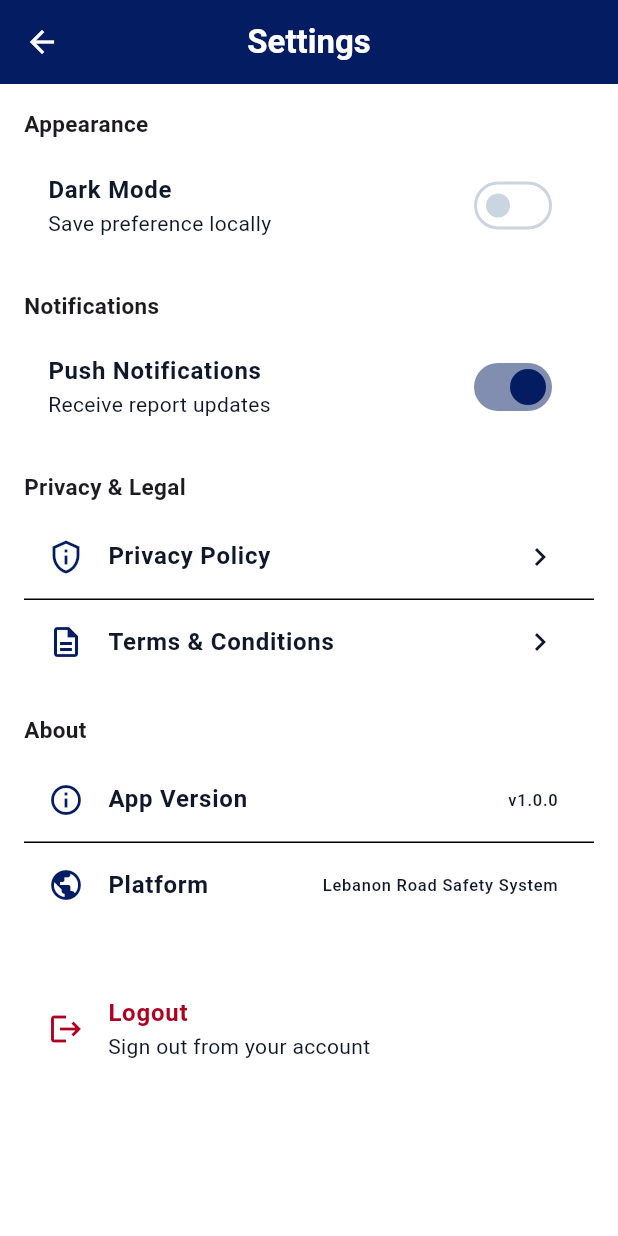
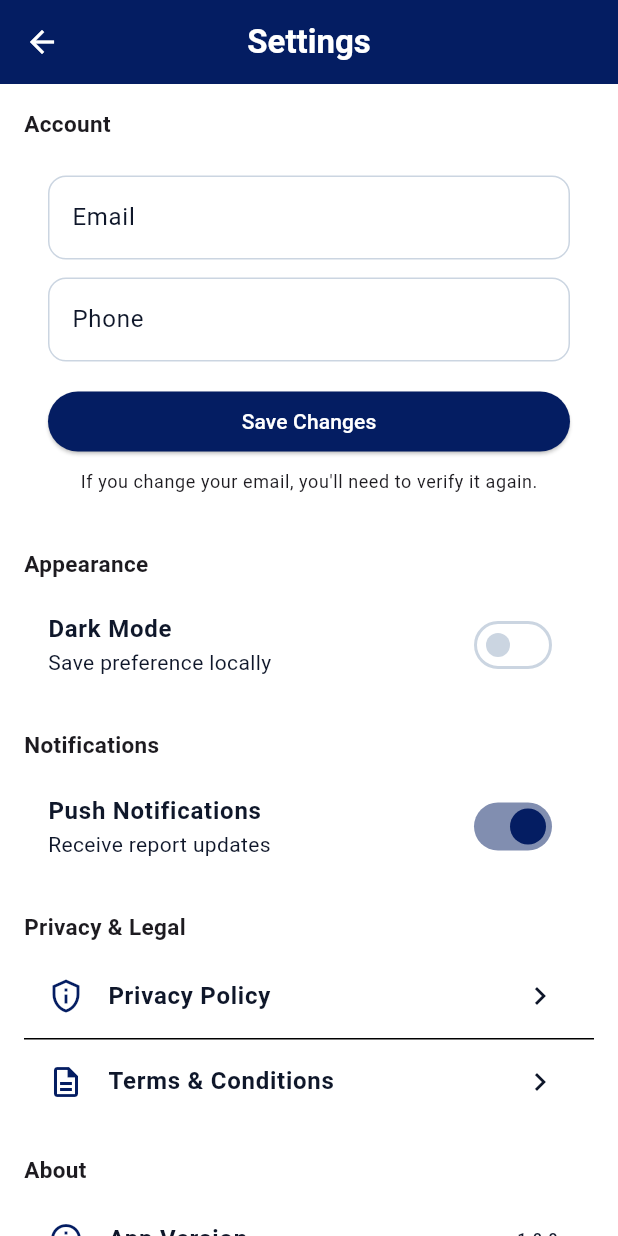
Before and after one commit to leyakassir/KifTari2_Mobile, a Flutter app: the SettingsScreen screen opened directly, on a phone screen of 412 x 824 dp. Run offline on Flutter 3.47's test engine with Material 3 defaults, Android fonts, the light colour scheme and no system bars; our stand-ins replace app_links, firebase_core, firebase_messaging, flutter_local_notifications, flutter_secure_storage, geolocator and 4 more; accounts and stored records are empty.

Commit message:
Add account edit in settings

```diff
--- a/kiftari2_mobile/lib/core/services/auth_service.dart
+++ b/kiftari2_mobile/lib/core/services/auth_service.dart
@@ -129,6 +129,45 @@ class AuthService {
     return response.statusCode == 200;
   }
 
+  // ================= UPDATE PROFILE =================
+  static Future<Map<String, dynamic>> updateProfile({
+    String? email,
+    String? phone,
+  }) async {
+    final jwt = await TokenService.getToken();
+    if (jwt == null) {
+      return {"success": false, "message": "User not authenticated"};
+    }
+
+    final payload = <String, dynamic>{};
+    if (email != null && email.trim().isNotEmpty) {
+      payload["email"] = email.trim();
+    }
+    if (phone != null && phone.trim().isNotEmpty) {
+      payload["phone"] = phone.trim();
+    }
+
+    final response = await http.patch(
+      Uri.parse("${ApiConfig.baseUrl}/auth/profile"),
+      headers: {
+        "Content-Type": "application/json",
+        "Authorization": "Bearer $jwt",
+      },
+      body: jsonEncode(payload),
+    );
+
+    Map<String, dynamic> decoded = {};
+    try {
+      decoded = jsonDecode(response.body);
+    } catch (_) {}
+
+    return {
+      "success": response.statusCode == 200,
+      "message": decoded["message"] ?? "Failed to update profile",
+      "data": decoded,
+    };
+  }
+
   // ================= REGISTER (CITIZEN ONLY) =================
   static Future<bool> registerCitizen({
     required String firstName,
--- a/kiftari2_mobile/lib/features/settings/settings_screen.dart
+++ b/kiftari2_mobile/lib/features/settings/settings_screen.dart
@@ -17,11 +17,22 @@ class SettingsScreen extends StatefulWidget {
 
 class _SettingsScreenState extends State<SettingsScreen> {
   bool notificationsEnabled = true;
+  final TextEditingController _emailController = TextEditingController();
+  final TextEditingController _phoneController = TextEditingController();
+  bool _accountLoading = false;
 
   @override
   void initState() {
     super.initState();
     _loadSettings();
+    _loadAccount();
+  }
+
+  @override
+  void dispose() {
+    _emailController.dispose();
+    _phoneController.dispose();
+    super.dispose();
   }
 
   // ================= LOAD / SAVE =================
@@ -33,9 +44,55 @@ class _SettingsScreenState extends State<SettingsScreen> {
     });
   }
 
+  Future<void> _loadAccount() async {
+    final email = await TokenService.getEmail();
+    final phone = await TokenService.getPhone();
+    if (!mounted) return;
+    setState(() {
+      _emailController.text = email;
+      _phoneController.text = phone;
+    });
+  }
+
   Future<void> _saveNotifications(bool value) async {
     final prefs = await SharedPreferences.getInstance();
     await prefs.setBool("notifications", value);
+  }
+
+  Future<void> _saveAccount() async {
+    if (_accountLoading) return;
+    final email = _emailController.text.trim();
+    final phone = _phoneController.text.trim();
+
+    if (email.isEmpty && phone.isEmpty) {
+      _toast("Please enter email or phone");
+      return;
+    }
+
+    setState(() => _accountLoading = true);
+    final result = await AuthService.updateProfile(
+      email: email,
+      phone: phone,
+    );
+
+    if (!mounted) return;
+    setState(() => _accountLoading = false);
+
+    if (result["success"] == true) {
+      final data = result["data"];
+      final user = data is Map ? data["user"] : null;
+      if (user is Map) {
+        await TokenService.saveEmail(user["email"]?.toString());
+        await TokenService.savePhone(user["phone"]?.toString());
+        final emailVerified = user["emailVerified"];
+        if (emailVerified is bool) {
+          await TokenService.saveEmailVerified(emailVerified);
+        }
+      }
+      _toast("Profile updated");
+    } else {
+      _toast(result["message"]?.toString() ?? "Update failed");
+    }
   }
 
   // ================= UI =================
@@ -63,6 +120,55 @@ class _SettingsScreenState extends State<SettingsScreen> {
       body: ListView(
         padding: const EdgeInsets.fromLTRB(16, 16, 16, 32),
         children: [
+          _sectionTitle("Account"),
+          _card(
+            child: Padding(
+              padding: const EdgeInsets.all(16),
+              child: Column(
+                children: [
+                  TextField(
+                    controller: _emailController,
+                    keyboardType: TextInputType.emailAddress,
+                    decoration: const InputDecoration(
+                      labelText: "Email",
+                    ),
+                  ),
+                  const SizedBox(height: 12),
+                  TextField(
+                    controller: _phoneController,
+                    keyboardType: TextInputType.phone,
+                    decoration: const InputDecoration(
+                      labelText: "Phone",
+                    ),
+                  ),
+                  const SizedBox(height: 16),
+                  SizedBox(
+                    width: double.infinity,
+                    child: ElevatedButton(
+                      onPressed: _accountLoading ? null : _saveAccount,
+                      child: _accountLoading
+                          ? const SizedBox(
+                              width: 18,
+                              height: 18,
+                              child: CircularProgressIndicator(
+                                strokeWidth: 2,
+                              ),
+                            )
+                          : const Text("Save Changes"),
+                    ),
+                  ),
+                  const SizedBox(height: 8),
+                  Text(
+                    "If you change your email, you'll need to verify it again.",
+                    style: Theme.of(context).textTheme.bodySmall,
+                  ),
+                ],
+              ),
+            ),
+          ),
+
+          const SizedBox(height: 20),
+
           _sectionTitle("Appearance"),
           _card(
             child: SwitchListTile(
@@ -241,4 +347,9 @@ class _SettingsScreenState extends State<SettingsScreen> {
       ),
     );
   }
+
+  void _toast(String message) {
+    ScaffoldMessenger.of(context)
+        .showSnackBar(SnackBar(content: Text(message)));
+  }
 }
```
